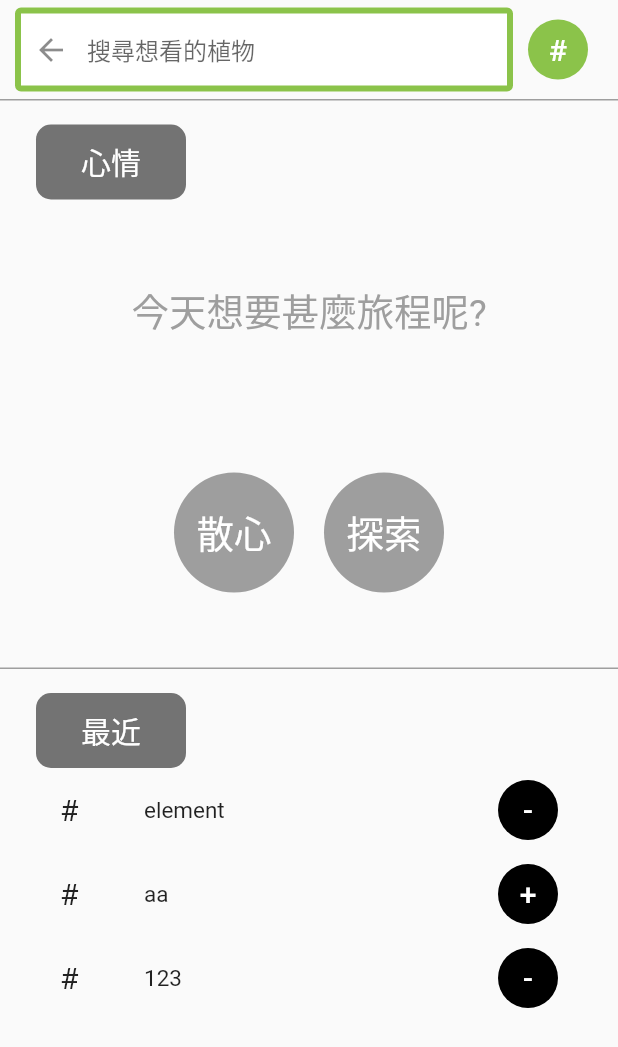
After one commit to MFpizza/TravelTaiwan-TT-, a Flutter app: the SearchPage screen opened directly, on a phone screen of 412 x 824 dp. The commit adds this screen. Shown: the top 1047 px of the screen. Run offline on Flutter 3.47's test engine with Material 2 defaults, Android fonts, the phone set to English and light mode, and no system bars; our stand-ins replace fluttertoast, google_maps_flutter, permission_handler; missing offline and left inert: kumi_popup_window; generated files the repository leaves out were written again.

Commit message:
新增search page 及 tag系統採class方式管理

```diff
--- /dev/null
+++ b/lib/searchAndTag/search.dart
@@ -0,0 +1,189 @@
+import 'package:flutter/cupertino.dart';
+import 'package:flutter/material.dart';
+import 'tag.dart';
+
+class SearchPage extends StatefulWidget {
+  final Tag tag;
+
+  SearchPage({Key key, this.tag}) : super(key: key);
+
+  _SearchPage createState() => _SearchPage(tag: tag);
+}
+
+class _SearchPage extends State<SearchPage> {
+  final Tag tag;
+
+  _SearchPage({this.tag});
+
+  final TextEditingController _chatController = TextEditingController();
+  List<Widget> history = [];
+
+  @override
+  Widget build(BuildContext context) {
+    // TODO: implement build
+    return Scaffold(
+      body: Column(
+        children: [
+          SafeArea(
+              child: Container(
+            padding: EdgeInsets.symmetric(horizontal: 10.0, vertical: 5.0),
+            child: Row(
+              mainAxisAlignment: MainAxisAlignment.end,
+              children: [
+                Flexible(
+                  flex: 2,
+                  child: TextField(
+                    decoration: InputDecoration(
+                      filled: true,
+                      fillColor: Colors.white,
+                      enabledBorder: OutlineInputBorder(
+                        borderSide: BorderSide(
+                          color: Colors.lightGreen,
+                          width: 4,
+                        ),
+                      ),
+                      prefixIcon: IconButton(
+                        icon: Icon(Icons.arrow_back_sharp),
+                        onPressed: () => Navigator.of(context).pop(),
+                      ),
+                      contentPadding: EdgeInsets.all(16.0),
+                      border: OutlineInputBorder(),
+                      hintText: '搜尋想看的植物',
+                    ),
+                    controller: _chatController,
+                  ),
+                ),
+                Container(
+                    padding:
+                        EdgeInsets.symmetric(horizontal: 10.0, vertical: 5.0),
+                    child: CircleAvatar(
+                        backgroundColor: Colors.lightGreen,
+                        child: TextButton(
+                            child: Text(
+                              "#",
+                              style:
+                                  TextStyle(color: Colors.white, fontSize: 20),
+                            ),
+                            onPressed: () {
+                              setState(() {
+                                tag.showPopWindows(context);
+                              });
+                            }))),
+              ],
+            ),
+          )),
+          Expanded(child: Container(decoration: BoxDecoration(
+              border: Border(top: BorderSide(color: Colors.grey))),
+            padding: EdgeInsets.symmetric(horizontal: 24.0, vertical: 16.0),
+            child: Column(
+              children: [
+              Container(
+              alignment: Alignment.centerLeft,
+              height: 50,
+//                  color: Colors.redAccent,
+              child: Container(
+                alignment: Alignment.center,
+                height: 50,
+                width: 100,
+                decoration:
+                BoxDecoration(color:Colors.black54,borderRadius: BorderRadius.circular(10)),
+                child: Text("心情",style: TextStyle(color:Colors.white,fontSize: 20),),
+              ),
+            ),
+              Expanded(child:Container(alignment: Alignment.center,child: Text("今天想要甚麼旅程呢?",style: TextStyle(fontSize: 25,color: Colors.grey),),)),
+                Expanded(child: Container(
+//                  color:Colors.black54,
+                  alignment:Alignment.center,
+                  child: Row(
+                    mainAxisAlignment: MainAxisAlignment.center,
+                    children: [
+                    CircleAvatar(radius: 40,backgroundColor: Colors.grey,child: Text("散心",style: TextStyle(color: Colors.white,fontSize: 25),),),
+                    Container(width: 20,),
+                    CircleAvatar(radius: 40,backgroundColor: Colors.grey,child: Text("探索",style: TextStyle(color: Colors.white,fontSize: 25),),),
+                  ],
+                  )),
+                )
+              ]))),
+    Expanded(
+    child: Container(
+            decoration: BoxDecoration(
+                border: Border(top: BorderSide(color: Colors.grey))),
+            height: MediaQuery.of(context).size.height / 1.8,
+            width: MediaQuery.of(context).size.width,
+            padding: EdgeInsets.symmetric(horizontal: 24.0, vertical: 16.0),
+            child: Column(
+              children: [
+                Container(
+                  alignment: Alignment.centerLeft,
+                  height: 50,
+//                  color: Colors.redAccent,
+                  child: Container(
+                    alignment: Alignment.center,
+                    height: 50,
+                    width: 100,
+                    decoration:
+                        BoxDecoration(color:Colors.black54,borderRadius: BorderRadius.circular(10)),
+                    child: Text("最近",style: TextStyle(color:Colors.white,fontSize: 20),),
+                  ),
+                ),
+                Expanded(
+                    child: ListView(
+                  children: [
+                    ListTile(
+                      leading: Text(
+                        "#",
+                        style: TextStyle(fontSize: 20),
+                      ),
+                      title: Text("element", style: TextStyle(fontSize: 15)),
+                      trailing: CircleAvatar(
+                        child: TextButton(
+                          child: Text("-",
+                              style:
+                                  TextStyle(fontSize: 20, color: Colors.white)),
+                          onPressed: () => print("尚未時做"),
+                        ),
+                        backgroundColor: Colors.black,
+                      ),
+                    ),
+                    ListTile(
+                      leading: Text(
+                        "#",
+                        style: TextStyle(fontSize: 20),
+                      ),
+                      title: Text("aa", style: TextStyle(fontSize: 15)),
+                      trailing: CircleAvatar(
+                        child: TextButton(
+                          child: Text("+",
+                              style:
+                              TextStyle(fontSize: 20, color: Colors.white)),
+                          onPressed: () => print("尚未時做"),
+                        ),
+                        backgroundColor: Colors.black,
+                      ),
+                    ),
+                    ListTile(
+                      leading: Text(
+                        "#",
+                        style: TextStyle(fontSize: 20),
+                      ),
+                      title: Text("123", style: TextStyle(fontSize: 15)),
+                      trailing: CircleAvatar(
+                        child: TextButton(
+                          child: Text("-",
+                              style:
+                              TextStyle(fontSize: 20, color: Colors.white)),
+                          onPressed: () => print("尚未時做"),
+                        ),
+                        backgroundColor: Colors.black,
+                      ),
+                    )
+                  ],
+                ))
+              ],
+            ),
+          ))
+        ],
+      ),
+    );
+  }
+}
--- a/pubspec.yaml
+++ b/pubspec.yaml
@@ -33,6 +33,7 @@ dependencies:
   permission_handler: ^6.1.1
   fluttertoast: ^7.1.8
   geolocator: ^7.0.1
+  animations: ^2.0.0
   kumi_popup_window: ^2.0.0-nullsafety
 
   # The following adds the Cupertino Icons font to your application.
```
Also changed, not shown: lib/HomePage.dart (+42 -118 lines), lib/searchAndTag/tag.dart (added, +103 -0 lines), pubspec.lock.
